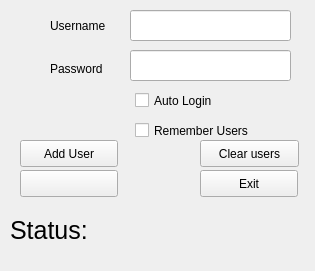
Above: main1.ui from abhisheklfs/Cyberoam-Client before the change. Below: the same form after it.
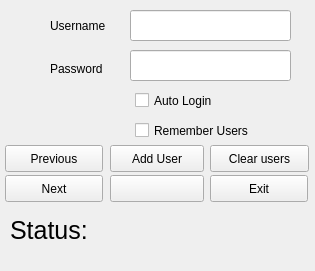
That is the form after the change. Icons and pictures are not drawn.

Diff of the .ui file:
```diff
--- a/main1.ui
+++ b/main1.ui
@@ -66,9 +66,9 @@
   <widget class="QPushButton" name="pushButton">
    <property name="geometry">
     <rect>
-     <x>20</x>
-     <y>170</y>
-     <width>98</width>
+     <x>110</x>
+     <y>175</y>
+     <width>94</width>
      <height>27</height>
     </rect>
    </property>
@@ -79,9 +79,9 @@
   <widget class="QPushButton" name="pushButton_2">
    <property name="geometry">
     <rect>
-     <x>20</x>
-     <y>140</y>
-     <width>98</width>
+     <x>110</x>
+     <y>145</y>
+     <width>94</width>
      <height>27</height>
     </rect>
    </property>
@@ -92,8 +92,8 @@
   <widget class="QPushButton" name="pushButton_3">
    <property name="geometry">
     <rect>
-     <x>200</x>
-     <y>170</y>
+     <x>210</x>
+     <y>175</y>
      <width>98</width>
      <height>27</height>
     </rect>
@@ -150,8 +150,8 @@
   <widget class="QPushButton" name="pushButton_4">
    <property name="geometry">
     <rect>
-     <x>200</x>
-     <y>140</y>
+     <x>210</x>
+     <y>145</y>
      <width>99</width>
      <height>27</height>
     </rect>
@@ -186,6 +186,32 @@
     <string>Remember Users</string>
    </property>
   </widget>
+  <widget class="QPushButton" name="pushButton_5">
+   <property name="geometry">
+    <rect>
+     <x>5</x>
+     <y>145</y>
+     <width>98</width>
+     <height>27</height>
+    </rect>
+   </property>
+   <property name="text">
+    <string>Previous</string>
+   </property>
+  </widget>
+  <widget class="QPushButton" name="pushButton_6">
+   <property name="geometry">
+    <rect>
+     <x>5</x>
+     <y>175</y>
+     <width>98</width>
+     <height>27</height>
+    </rect>
+   </property>
+   <property name="text">
+    <string>Next</string>
+   </property>
+  </widget>
  </widget>
  <resources/>
  <connections/>
```
